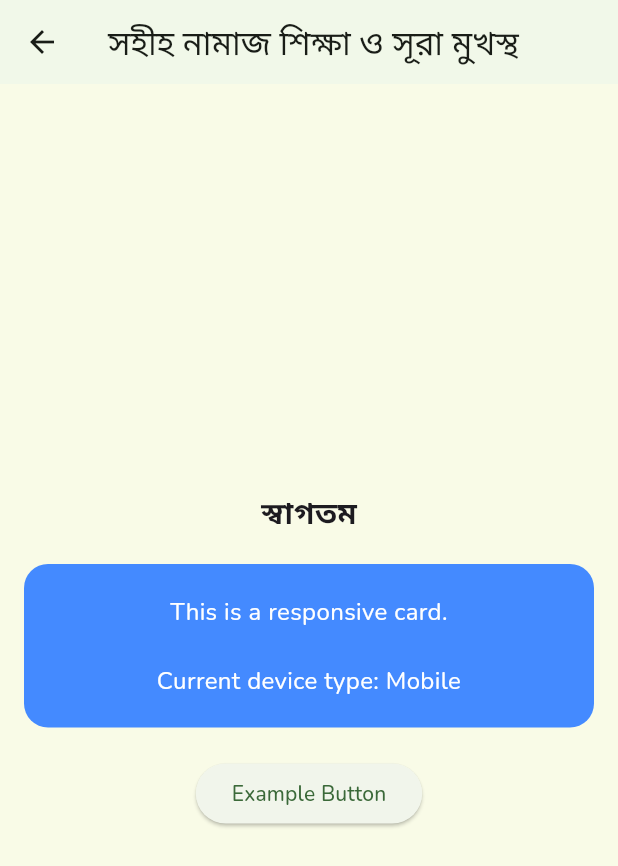
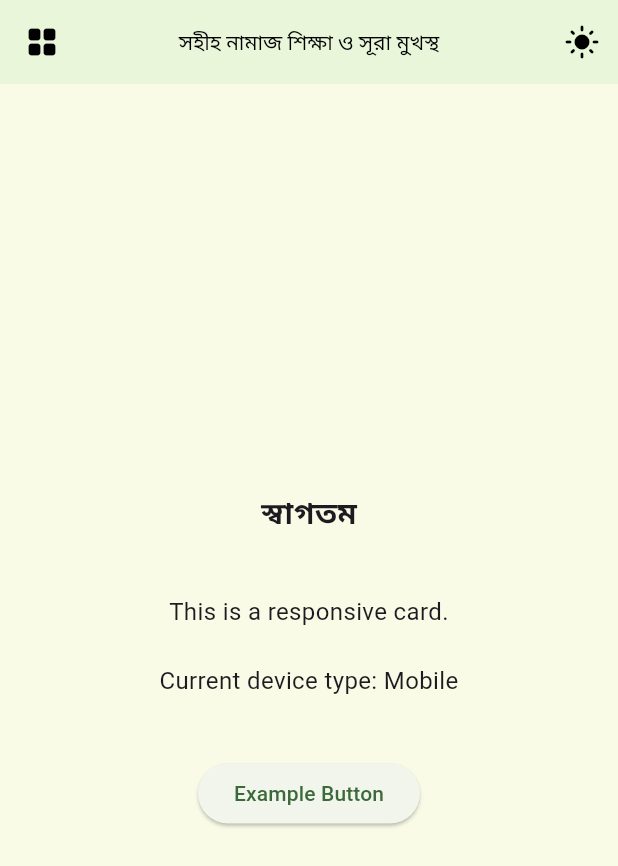
Before and after one commit to app-dev-nazmul/task-management, a Flutter app: the screen it shows after launch, after a tap on "Bangla", on a phone screen of 412 x 824 dp. Shown: the top 866 px of the screen. Run offline on Flutter 3.47's test engine with Material 3 defaults, Android fonts, the phone set to English and light mode, and no system bars; our stand-ins replace dio, flutter_riverpod, get_it, go_router, google_fonts, injectable and 2 more; generated files the repository leaves out were written again; Roboto replaces fonts that are missing (Cairo).

Commit message:
light dark theme set

```diff
--- a/lib/app/app.dart
+++ b/lib/app/app.dart
@@ -6,6 +6,7 @@ import 'package:responsive_framework/responsive_framework.dart';
 import '../di/di.dart';
 import '../l10n/app_localizations.dart';
 import '../presentation/provider/language_provider.dart';
+import '../presentation/provider/theme_provider.dart';
 import '../routes/app_router.dart';
 import '../themes/app_theme.dart';
 import '../presentation/controller/theme_controller.dart';
@@ -23,14 +24,13 @@ class MyApp extends ConsumerWidget {
 
   @override
   Widget build(BuildContext context, WidgetRef ref) {
-    final currentTheme = ref.watch(themeControllerProvider);
+    // final isDarkMode = ref.watch(isDarkModeController);
+    final isDarkMode = ref.watch(isDarkModeController); // ✅ This now reflects stored value
+    print("jbbmkhhj $isDarkMode");
     final currentLocale = ref.watch(languageControllerProvider);
 
-
-    final isDarkMode = currentTheme == AppTheme.dark;
-
     final systemUiOverlayStyle =
-    isDarkMode ? SystemUiOverlayStyle.light : SystemUiOverlayStyle.dark;
+     isDarkMode ? SystemUiOverlayStyle.light : SystemUiOverlayStyle.dark;
 
     SystemChrome.setSystemUIOverlayStyle(
       systemUiOverlayStyle.copyWith(statusBarColor: Colors.transparent),
--- a/lib/data/models/storage_key.dart
+++ b/lib/data/models/storage_key.dart
@@ -1,3 +1,4 @@
 enum StorageKey {
-  language
+  language,
+  theme,
 }
--- a/lib/data/repository_impl/user_repository_impl.dart
+++ b/lib/data/repository_impl/user_repository_impl.dart
@@ -1,5 +1,7 @@
 import 'package:flutter/cupertino.dart';
+import 'package:flutter/src/material/app_bar_theme.dart';
 import 'package:hifzpro/data/models/storage_key.dart';
+import 'package:hifzpro/themes/app_theme.dart';
 import 'package:injectable/injectable.dart';
 
 import '../../core/service/shared_prefs_service.dart';
@@ -32,4 +34,30 @@ class UserRepositoryImpl implements UserRepository {
       debugPrintStack(stackTrace: stackTrace);
     }
   }
+
+  @override
+  Future<AppTheme?> getTheme() async{
+    // TODO: implement getTheme
+   try{
+     print('sdljfsljfsf ');
+
+     final data = await _sp.read(StorageKey.theme);
+
+     return AppTheme.values.byName(data); // Throws if data is not 'light' or 'dark'
+
+
+   }catch(e){
+     return null;
+   }
+  }
+
+  @override
+  Future<void> setTheme(AppTheme theme) async {
+    // TODO: implement setTheme
+    try{
+      await _sp.write(theme.name,StorageKey.theme);
+    }catch(e,stackTrace){
+      debugPrintStack(stackTrace: stackTrace);
+    }
+  }
 }
--- a/lib/domain/repositories/user_repository.dart
+++ b/lib/domain/repositories/user_repository.dart
@@ -1,4 +1,9 @@
+import 'package:flutter/material.dart';
+import 'package:hifzpro/themes/app_theme.dart';
+
 abstract class UserRepository {
  Future<void> setUserLanguage(String lang);
  Future<String?> getUserLanguage();
+ Future<void> setTheme(AppTheme theme);
+ Future<AppTheme?> getTheme();
 }
--- a/lib/presentation/controller/theme_controller.dart
+++ b/lib/presentation/controller/theme_controller.dart
@@ -1,19 +1,24 @@
 import 'package:flutter/material.dart';
 import 'package:flutter_riverpod/flutter_riverpod.dart';
+import '../../domain/repositories/user_repository.dart';
 import '../../themes/app_theme.dart';
 
 class ThemeController extends StateNotifier<AppTheme> {
-  ThemeController() : super(AppTheme.light);
+  final UserRepository _userRepository;
 
-  ThemeData get themeData => appThemeData[state]!;
+  ThemeController(this._userRepository) : super(AppTheme.light){
+    loadTheme();
+  }
 
-  bool get isDarkMode => state == AppTheme.dark;
+  Future<void> loadTheme() async {
+    final storedTheme = await _userRepository.getTheme();
+    if (storedTheme != null) {
+      state = storedTheme;
+    }
+  }
 
-  void toggleTheme() {
-    state = state == AppTheme.light ? AppTheme.dark : AppTheme.light;
+ Future <void> toggleTheme() async {
+    state =  state == AppTheme.light ? AppTheme.dark : AppTheme.light;
+    await _userRepository.setTheme(state);
   }
 }
-
-final themeControllerProvider = StateNotifierProvider<ThemeController, AppTheme>((ref){
-  return ThemeController();
-});
--- a/lib/presentation/pages/home.dart
+++ b/lib/presentation/pages/home.dart
@@ -1,22 +1,32 @@
 import 'package:flutter/material.dart';
+import 'package:flutter_riverpod/flutter_riverpod.dart';
+import 'package:hifzpro/presentation/controller/theme_controller.dart';
+import 'package:hifzpro/presentation/provider/theme_provider.dart';
+import 'package:hifzpro/shared_ui_components/appbars/custom_appbar.dart';
 import 'package:responsive_framework/responsive_framework.dart';
 
 import '../../l10n/app_localizations.dart';
 
-class HomePage extends StatelessWidget {
+class HomePage extends ConsumerWidget {
   const HomePage({super.key});
 
   @override
-  Widget build(BuildContext context) {
+  Widget build(BuildContext context, WidgetRef ref) {
     final localizations = AppLocalizations.of(context)!;
+    final themeContorl = ref.watch(themeControllerProvider);
+
 
     bool isMobile = ResponsiveBreakpoints.of(context).isMobile;
     bool isTablet = ResponsiveBreakpoints.of(context).isTablet;
     bool isDesktop = ResponsiveBreakpoints.of(context).isDesktop;
 
     return Scaffold(
-      appBar: AppBar(
-        title: Text(localizations.appName), // 👈 Localized App Name
+      appBar: CustomAppbar(
+        leading: Icon(Icons.grid_view_rounded),
+        title: localizations.appName.toString(),
+        actions: [IconButton(onPressed: () {
+          ref.read(themeControllerProvider.notifier).toggleTheme();
+        }, icon: Icon(Icons.light_mode))],
       ),
       body: Center(
         child: Padding(
@@ -27,7 +37,12 @@ class HomePage extends StatelessWidget {
               Text(
                 localizations.greetings, // 👈 Localized Greeting
                 style: TextStyle(
-                  fontSize: isMobile ? 20 : isTablet ? 28 : 36,
+                  fontSize:
+                      isMobile
+                          ? 20
+                          : isTablet
+                          ? 28
+                          : 36,
                   fontWeight: FontWeight.bold,
                 ),
               ),
@@ -35,17 +50,19 @@ class HomePage extends StatelessWidget {
               Container(
                 padding: const EdgeInsets.all(20),
                 decoration: BoxDecoration(
-                  color: Colors.blueAccent,
                   borderRadius: BorderRadius.circular(16),
                 ),
                 width: isMobile ? double.infinity : 500,
                 child: Text(
                   'This is a responsive card.\n\n'
-                      'Current device type: ${isMobile ? 'Mobile' : isTablet ? 'Tablet' : 'Desktop'}',
+                  'Current device type: ${isMobile
+                      ? 'Mobile'
+                      : isTablet
+                      ? 'Tablet'
+                      : 'Desktop'}',
                   textAlign: TextAlign.center,
                   style: TextStyle(
                     fontSize: isMobile ? 16 : 20,
-                    color: Colors.white,
                   ),
                 ),
               ),
--- /dev/null
+++ b/lib/presentation/provider/theme_provider.dart
@@ -0,0 +1,15 @@
+import 'package:flutter_riverpod/flutter_riverpod.dart';
+
+import '../../di/di.dart';
+import '../../domain/repositories/user_repository.dart';
+import '../../themes/app_theme.dart';
+import '../controller/theme_controller.dart';
+
+final themeControllerProvider = StateNotifierProvider<ThemeController, AppTheme>((ref){
+  return ThemeController(getIt<UserRepository>());
+});
+
+final isDarkModeController = Provider<bool>((ref){
+  final theme = ref.watch(themeControllerProvider);
+  return theme == AppTheme.dark;
+});
--- a/lib/shared_ui_components/appbars/custom_appbar.dart
+++ b/lib/shared_ui_components/appbars/custom_appbar.dart
@@ -20,15 +20,22 @@ import 'package:flutter/material.dart';
 
 class CustomAppbar extends StatelessWidget implements PreferredSizeWidget {
   final String title;
- final List<Widget>? actions;
-  const CustomAppbar({super.key, required this.title,  this.actions});
+  final Widget? leading;
+  final List<Widget>? actions;
+
+  const CustomAppbar({super.key, this.leading, required this.title, this.actions});
 
   @override
   Widget build(BuildContext context) {
-    return const Placeholder();
+    return AppBar(
+      leading: leading,
+      title: Text(title, textAlign: TextAlign.center),
+      centerTitle: true,
+      actions: actions,
+    );
   }
 
   @override
   // TODO: implement preferredSize
-  Size get preferredSize => throw UnimplementedError();
+  Size get preferredSize => const Size.fromHeight(kToolbarHeight);
 }
--- a/lib/themes/app_theme.dart
+++ b/lib/themes/app_theme.dart
@@ -1,7 +1,6 @@
 import 'package:flutter/cupertino.dart';
 import 'package:flutter/material.dart';
 import 'package:google_fonts/google_fonts.dart';
-
 import 'colors.dart';
 
 enum AppTheme { light, dark }
@@ -9,20 +8,24 @@ enum AppTheme { light, dark }
 final appThemeData = {
   AppTheme.light: ThemeData(
     brightness: Brightness.light,
+    fontFamily: GoogleFonts.cairo().fontFamily,
     canvasColor: klCanvasColor,
-    fontFamily: GoogleFonts.nunito().fontFamily,
     primaryColor: klPrimaryColor,
-    primaryTextTheme: GoogleFonts.nunitoTextTheme(),
-    cupertinoOverrideTheme: _cupertinoOverrideTheme,
+    primaryTextTheme: GoogleFonts.cairoTextTheme(),
+    textTheme: GoogleFonts.cairoTextTheme(),
     scaffoldBackgroundColor: klPageBackgroundColor,
-    // dialogTheme: _dialogThemeData,
-    shadowColor: klPrimaryColor.withValues(alpha: 0.25),
+    appBarTheme: const AppBarTheme(
+      color: klBackgroundColorAppbar,
+      titleTextStyle: TextStyle(color: kdPrimaryTextColorBlack),
+      iconTheme: IconThemeData(color: kdPrimaryTextColorBlack),
+    ),
+
+    shadowColor: klPrimaryColor.withOpacity(0.25),
     dividerTheme: _dividerThemeData,
-    textTheme: GoogleFonts.nunitoTextTheme(),
     textButtonTheme: _textButtonTheme,
-    // tabBarTheme: _tabBarTheme,
     highlightColor: Colors.transparent,
     splashColor: Colors.transparent,
+    cupertinoOverrideTheme: _cupertinoOverrideThemeLight,
     radioTheme: const RadioThemeData(
       fillColor: WidgetStatePropertyAll<Color>(klPrimaryTextColor),
     ),
@@ -33,43 +36,39 @@ final appThemeData = {
     ),
   ),
   AppTheme.dark: ThemeData(
-    primaryTextTheme: GoogleFonts.nunitoTextTheme(),
-    textTheme: GoogleFonts.nunitoTextTheme(),
-    fontFamily: GoogleFonts.nunito().fontFamily,
-    shadowColor: kdPrimaryColor.withValues(alpha: 0.25),
     brightness: Brightness.dark,
+    fontFamily: GoogleFonts.cairo().fontFamily,
+    canvasColor: kdCanvasColor,
     primaryColor: kdPrimaryColor,
+    primaryTextTheme: GoogleFonts.cairoTextTheme().apply(
+      bodyColor: kdPrimaryTextColorWhite,
+      displayColor: kdPrimaryTextColorWhite,
+    ),
+    textTheme: GoogleFonts.cairoTextTheme().apply(
+      bodyColor: kdPrimaryTextColorWhite,
+      displayColor: kdPrimaryTextColorWhite,
+    ),
     scaffoldBackgroundColor: kdPageBackgroundColor,
-    // dialogTheme: _dialogThemeData.copyWith(
-    //   backgroundColor: kdPageBackgroundColor,
-    //   surfaceTintColor: kdPageBackgroundColor,
-    //   titleTextStyle: _dialogThemeData.titleTextStyle?.copyWith(
-    //     color: kdPrimaryTextColor,
-    //   ),
-    // ),
-    canvasColor: kdCanvasColor,
-    // tabBarTheme: _tabBarTheme.copyWith(
-    //   unselectedLabelColor: Colors.grey[400],
-    //   labelColor: kdCanvasColor,
-    //   indicator: BoxDecoration(
-    //     borderRadius: BorderRadius.circular(25),
-    //     color: klPrimaryColor,
-    //   ),
-    // ),
+    appBarTheme: const AppBarTheme(
+      color: kdPageBackgroundAppBarColor,
+      titleTextStyle: TextStyle(color: kdPrimaryTextColorWhite),
+      iconTheme: IconThemeData(color: kdPrimaryTextColorWhite),
+    ),
+    shadowColor: kdPrimaryColor.withOpacity(0.25),
+    dividerTheme: _dividerThemeData,
     textButtonTheme: _textButtonTheme,
-    dividerTheme: _dividerThemeData,
-    cupertinoOverrideTheme: _cupertinoOverrideTheme,
     highlightColor: Colors.transparent,
     splashColor: Colors.transparent,
+    cupertinoOverrideTheme: _cupertinoOverrideThemeDark,
     radioTheme: const RadioThemeData(
-      fillColor: WidgetStatePropertyAll<Color>(kdPrimaryTextColor),
+      fillColor: WidgetStatePropertyAll<Color>(kdPrimaryTextColorWhite),
     ),
-    colorScheme: ColorScheme.fromSeed(seedColor: kdPrimaryColor).copyWith(
-      brightness: Brightness.dark,
-      surface: kdBackgroundColor,
-      onTertiary: kdPrimaryTextColor,
-      surfaceTint: Colors.transparent,
-    ),
+    // colorScheme: ColorScheme.fromSeed(seedColor: kdPrimaryColor).copyWith(
+    //   brightness: Brightness.dark,
+    //   surface: kdBackgroundColor,
+    //   onTertiary: kdPrimaryTextColor,
+    //   surfaceTint: Colors.transparent,
+    // ),
   ),
 };
 
@@ -83,45 +82,16 @@ final _textButtonTheme = TextButtonThemeData(
 
 const _dividerThemeData = DividerThemeData(
   color: Colors.black12,
-  thickness: .5,
+  thickness: 0.5,
 );
 
-final _dialogThemeData = DialogTheme(
-  alignment: Alignment.center,
-  shape: const RoundedRectangleBorder(
-    borderRadius: BorderRadius.all(Radius.circular(20)),
-  ),
-  titleTextStyle: GoogleFonts.nunito(
-    textStyle: const TextStyle(
-      fontSize: 18,
-      fontWeight: FontWeight.normal,
-      color: klPrimaryTextColor,
-    ),
-  ),
-  shadowColor: Colors.transparent,
-  surfaceTintColor: klPageBackgroundColor,
-  backgroundColor: klPageBackgroundColor,
+// Cupertino Overrides
+final _cupertinoOverrideThemeLight = const CupertinoThemeData(
+  primaryColor: klPrimaryColor,
+  scaffoldBackgroundColor: klPageBackgroundColor,
 );
 
-final _cupertinoOverrideTheme = NoDefaultCupertinoThemeData(
-  textTheme: CupertinoTextThemeData(textStyle: GoogleFonts.nunito()),
+final _cupertinoOverrideThemeDark = const CupertinoThemeData(
+  primaryColor: kdPrimaryColor,
+  scaffoldBackgroundColor: kdPageBackgroundColor,
 );
-
-final _tabBarTheme = TabBarTheme(
-  tabAlignment: TabAlignment.center,
-  overlayColor: const WidgetStatePropertyAll(Colors.transparent),
-  dividerHeight: 0,
-  labelColor: klBackgroundColor,
-  labelStyle: GoogleFonts.nunito(
-    textStyle: const TextStyle(
-      fontWeight: FontWeight.normal,
-      fontSize: 14,
-    ),
-  ),
-  unselectedLabelColor: Colors.black45,
-  indicatorSize: TabBarIndicatorSize.tab,
-  indicator: BoxDecoration(
-    borderRadius: BorderRadius.circular(25),
-    color: klPrimaryColor,
-  ),
-);
```
Also changed, not shown: lib/themes/colors.dart (+30 -66 lines).
